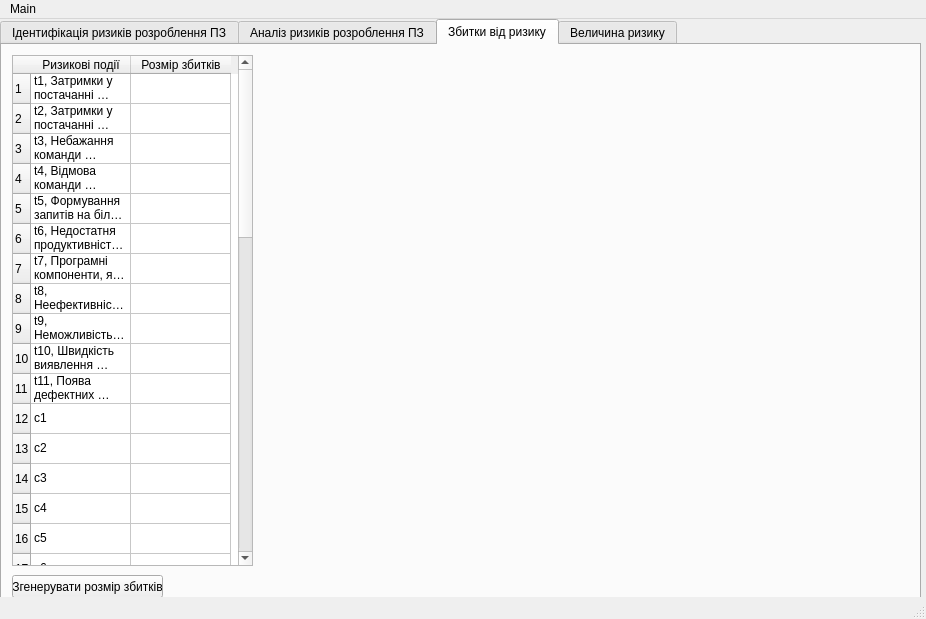
Above: main.ui from Spalletto/risk_management before the change. Below: the same form after it.
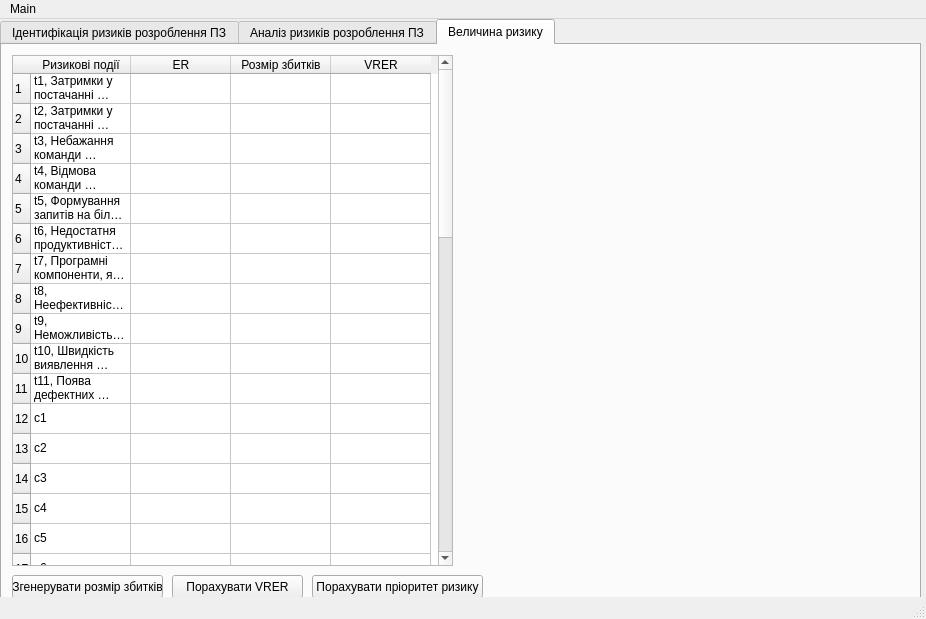
That is the form after the change. The open tabs and pages were chosen to show the change.

Commit message: added vrer management

Patch:
```diff
--- a/main.ui
+++ b/main.ui
@@ -3176,504 +3176,6 @@
       </property>
      </widget>
     </widget>
-    <widget class="QWidget" name="tab">
-     <attribute name="title">
-      <string>Збитки від ризику</string>
-     </attribute>
-     <widget class="QTableWidget" name="risk_size_table">
-      <property name="geometry">
-       <rect>
-        <x>10</x>
-        <y>10</y>
-        <width>241</width>
-        <height>511</height>
-       </rect>
-      </property>
-      <row>
-       <property name="text">
-        <string>1</string>
-       </property>
-      </row>
-      <row>
-       <property name="text">
-        <string>2</string>
-       </property>
-      </row>
-      <row>
-       <property name="text">
-        <string>3</string>
-       </property>
-      </row>
-      <row>
-       <property name="text">
-        <string>4</string>
-       </property>
-      </row>
-      <row>
-       <property name="text">
-        <string>5</string>
-       </property>
-      </row>
-      <row>
-       <property name="text">
-        <string>6</string>
-       </property>
-      </row>
-      <row>
-       <property name="text">
-        <string>7</string>
-       </property>
-      </row>
-      <row>
-       <property name="text">
-        <string>8</string>
-       </property>
-      </row>
-      <row>
-       <property name="text">
-        <string>9</string>
-       </property>
-      </row>
-      <row>
-       <property name="text">
-        <string>10</string>
-       </property>
-      </row>
-      <row>
-       <property name="text">
-        <string>11</string>
-       </property>
-      </row>
-      <row>
-       <property name="text">
-        <string>12</string>
-       </property>
-      </row>
-      <row>
-       <property name="text">
-        <string>13</string>
-       </property>
-      </row>
-      <row>
-       <property name="text">
-        <string>14</string>
-       </property>
-      </row>
-      <row>
-       <property name="text">
-        <string>15</string>
-       </property>
-      </row>
-      <row>
-       <property name="text">
-        <string>16</string>
-       </property>
-      </row>
-      <row>
-       <property name="text">
-        <string>17</string>
-       </property>
-      </row>
-      <row>
-       <property name="text">
-        <string>18</string>
-       </property>
-      </row>
-      <row>
-       <property name="text">
-        <string>19</string>
-       </property>
-      </row>
-      <row>
-       <property name="text">
-        <string>20</string>
-       </property>
-      </row>
-      <row>
-       <property name="text">
-        <string>21</string>
-       </property>
-      </row>
-      <row>
-       <property name="text">
-        <string>22</string>
-       </property>
-      </row>
-      <row>
-       <property name="text">
-        <string>23</string>
-       </property>
-      </row>
-      <row>
-       <property name="text">
-        <string>24</string>
-       </property>
-      </row>
-      <row>
-       <property name="text">
-        <string>25</string>
-       </property>
-      </row>
-      <row>
-       <property name="text">
-        <string>26</string>
-       </property>
-      </row>
-      <row>
-       <property name="text">
-        <string>27</string>
-       </property>
-      </row>
-      <row>
-       <property name="text">
-        <string>28</string>
-       </property>
-      </row>
-      <row>
-       <property name="text">
-        <string>29</string>
-       </property>
-      </row>
-      <row>
-       <property name="text">
-        <string>30</string>
-       </property>
-      </row>
-      <row>
-       <property name="text">
-        <string>31</string>
-       </property>
-      </row>
-      <row>
-       <property name="text">
-        <string>32</string>
-       </property>
-      </row>
-      <row>
-       <property name="text">
-        <string>33</string>
-       </property>
-      </row>
-      <row>
-       <property name="text">
-        <string>34</string>
-       </property>
-      </row>
-      <row>
-       <property name="text">
-        <string>35</string>
-       </property>
-      </row>
-      <row>
-       <property name="text">
-        <string>36</string>
-       </property>
-      </row>
-      <row>
-       <property name="text">
-        <string>37</string>
-       </property>
-      </row>
-      <row>
-       <property name="text">
-        <string>38</string>
-       </property>
-      </row>
-      <row>
-       <property name="text">
-        <string>39</string>
-       </property>
-      </row>
-      <row>
-       <property name="text">
-        <string>40</string>
-       </property>
-      </row>
-      <row>
-       <property name="text">
-        <string>41</string>
-       </property>
-      </row>
-      <row>
-       <property name="text">
-        <string>42</string>
-       </property>
-      </row>
-      <row>
-       <property name="text">
-        <string>43</string>
-       </property>
-      </row>
-      <row>
-       <property name="text">
-        <string>44</string>
-       </property>
-      </row>
-      <row>
-       <property name="text">
-        <string>4</string>
-       </property>
-      </row>
-      <row>
-       <property name="text">
-        <string>46</string>
-       </property>
-      </row>
-      <column>
-       <property name="text">
-        <string>Ризикові події</string>
-       </property>
-      </column>
-      <column>
-       <property name="text">
-        <string>Розмір збитків</string>
-       </property>
-      </column>
-      <item row="0" column="0">
-       <property name="text">
-        <string>t1, Затримки у постачанні обладнання, необхідного для підтримки процесу розроблення ПЗ</string>
-       </property>
-      </item>
-      <item row="1" column="0">
-       <property name="text">
-        <string>t2, Затримки у постачанні інструментальних засобів, необхідних для підтримки процесу розроблення ПЗ</string>
-       </property>
-      </item>
-      <item row="2" column="0">
-       <property name="text">
-        <string>t3, Небажання команди виконавців ПЗ використовувати інструментальні засоби для підтримки процесу розроблення ПЗ</string>
-       </property>
-      </item>
-      <item row="3" column="0">
-       <property name="text">
-        <string>t4, Відмова команди виконавців від CASE-засобів розроблення ПЗ</string>
-       </property>
-      </item>
-      <item row="4" column="0">
-       <property name="text">
-        <string>t5, Формування запитів на більш потужні \nінструментальні засоби розроблення ПЗ</string>
-       </property>
-      </item>
-      <item row="5" column="0">
-       <property name="text">
-        <string>t6, Недостатня продуктивність баз(и) даних для підтримки процесу розроблення ПЗ</string>
-       </property>
-      </item>
-      <item row="6" column="0">
-       <property name="text">
-        <string>t7, Програмні компоненти, які використовують повторно в ПЗ, мають дефекти та обмежені функціональні можливості</string>
-       </property>
-      </item>
-      <item row="7" column="0">
-       <property name="text">
-        <string>t8, Неефективність програмного коду, згенерованого CASE-засобами розроблення ПЗ</string>
-       </property>
-      </item>
-      <item row="8" column="0">
-       <property name="text">
-        <string>t9, Hеможливість інтеграції CASE-засобів з іншими інструментальними засобами для підтримки процесу розроблення ПЗ</string>
-       </property>
-      </item>
-      <item row="9" column="0">
-       <property name="text">
-        <string>t10, Швидкість виявлення дефектів у програмному коді є\n нижчою від раніше запланованих термінів</string>
-       </property>
-      </item>
-      <item row="10" column="0">
-       <property name="text">
-        <string>t11, Поява дефектних системних компонент, які \nвикористовують для розроблення ПЗ</string>
-       </property>
-      </item>
-      <item row="11" column="0">
-       <property name="text">
-        <string>c1</string>
-       </property>
-      </item>
-      <item row="12" column="0">
-       <property name="text">
-        <string>c2</string>
-       </property>
-      </item>
-      <item row="13" column="0">
-       <property name="text">
-        <string>c3</string>
-       </property>
-      </item>
-      <item row="14" column="0">
-       <property name="text">
-        <string>c4</string>
-       </property>
-      </item>
-      <item row="15" column="0">
-       <property name="text">
-        <string>c5</string>
-       </property>
-      </item>
-      <item row="16" column="0">
-       <property name="text">
-        <string>c6</string>
-       </property>
-      </item>
-      <item row="17" column="0">
-       <property name="text">
-        <string>c7</string>
-       </property>
-      </item>
-      <item row="18" column="0">
-       <property name="text">
-        <string>c8</string>
-       </property>
-      </item>
-      <item row="19" column="0">
-       <property name="text">
-        <string>p1</string>
-       </property>
-      </item>
-      <item row="20" column="0">
-       <property name="text">
-        <string>p2</string>
-       </property>
-      </item>
-      <item row="21" column="0">
-       <property name="text">
-        <string>p3</string>
-       </property>
-      </item>
-      <item row="22" column="0">
-       <property name="text">
-        <string>p4</string>
-       </property>
-      </item>
-      <item row="23" column="0">
-       <property name="text">
-        <string>p5</string>
-       </property>
-      </item>
-      <item row="24" column="0">
-       <property name="text">
-        <string>p6</string>
-       </property>
-      </item>
-      <item row="25" column="0">
-       <property name="text">
-        <string>p7</string>
-       </property>
-      </item>
-      <item row="26" column="0">
-       <property name="text">
-        <string>p8</string>
-       </property>
-      </item>
-      <item row="27" column="0">
-       <property name="text">
-        <string>p9</string>
-       </property>
-      </item>
-      <item row="28" column="0">
-       <property name="text">
-        <string>p10</string>
-       </property>
-      </item>
-      <item row="29" column="0">
-       <property name="text">
-        <string>p11</string>
-       </property>
-      </item>
-      <item row="30" column="0">
-       <property name="text">
-        <string>m1</string>
-       </property>
-      </item>
-      <item row="31" column="0">
-       <property name="text">
-        <string>m2</string>
-       </property>
-      </item>
-      <item row="32" column="0">
-       <property name="text">
-        <string>m3</string>
-       </property>
-      </item>
-      <item row="33" column="0">
-       <property name="text">
-        <string>m4</string>
-       </property>
-      </item>
-      <item row="34" column="0">
-       <property name="text">
-        <string>m5</string>
-       </property>
-      </item>
-      <item row="35" column="0">
-       <property name="text">
-        <string>m6</string>
-       </property>
-      </item>
-      <item row="36" column="0">
-       <property name="text">
-        <string>m7</string>
-       </property>
-      </item>
-      <item row="37" column="0">
-       <property name="text">
-        <string>m8</string>
-       </property>
-      </item>
-      <item row="38" column="0">
-       <property name="text">
-        <string>m9</string>
-       </property>
-      </item>
-      <item row="39" column="0">
-       <property name="text">
-        <string>m10</string>
-       </property>
-      </item>
-      <item row="40" column="0">
-       <property name="text">
-        <string>m11</string>
-       </property>
-      </item>
-      <item row="41" column="0">
-       <property name="text">
-        <string>m12</string>
-       </property>
-      </item>
-      <item row="42" column="0">
-       <property name="text">
-        <string>m13</string>
-       </property>
-      </item>
-      <item row="43" column="0">
-       <property name="text">
-        <string>m14</string>
-       </property>
-      </item>
-      <item row="44" column="0">
-       <property name="text">
-        <string>m15</string>
-       </property>
-      </item>
-      <item row="45" column="0">
-       <property name="text">
-        <string>m16</string>
-       </property>
-      </item>
-     </widget>
-     <widget class="QPushButton" name="generate_loss_button">
-      <property name="geometry">
-       <rect>
-        <x>10</x>
-        <y>530</y>
-        <width>151</width>
-        <height>23</height>
-       </rect>
-      </property>
-      <property name="text">
-       <string>Згенерувати розмір збитків</string>
-      </property>
-     </widget>
-    </widget>
     <widget class="QWidget" name="tab_3">
      <attribute name="title">
       <string>Величина ризику</string>
@@ -4171,7 +3673,7 @@
      <widget class="QPushButton" name="calculate_vrer_button">
       <property name="geometry">
        <rect>
-        <x>10</x>
+        <x>170</x>
         <y>530</y>
         <width>131</width>
         <height>23</height>
@@ -4181,6 +3683,32 @@
        <string>Порахувати VRER</string>
       </property>
      </widget>
+     <widget class="QPushButton" name="calculate_vrer_button_2">
+      <property name="geometry">
+       <rect>
+        <x>310</x>
+        <y>530</y>
+        <width>171</width>
+        <height>23</height>
+       </rect>
+      </property>
+      <property name="text">
+       <string>Порахувати пріоритет ризику</string>
+      </property>
+     </widget>
+     <widget class="QPushButton" name="generate_loss_button">
+      <property name="geometry">
+       <rect>
+        <x>10</x>
+        <y>530</y>
+        <width>151</width>
+        <height>23</height>
+       </rect>
+      </property>
+      <property name="text">
+       <string>Згенерувати розмір збитків</string>
+      </property>
+     </widget>
     </widget>
    </widget>
    <widget class="QPushButton" name="pushButton">
```
Left out of the diff: 2 changed lines with no effect on the pictures. The commit also changes 1 other file.
